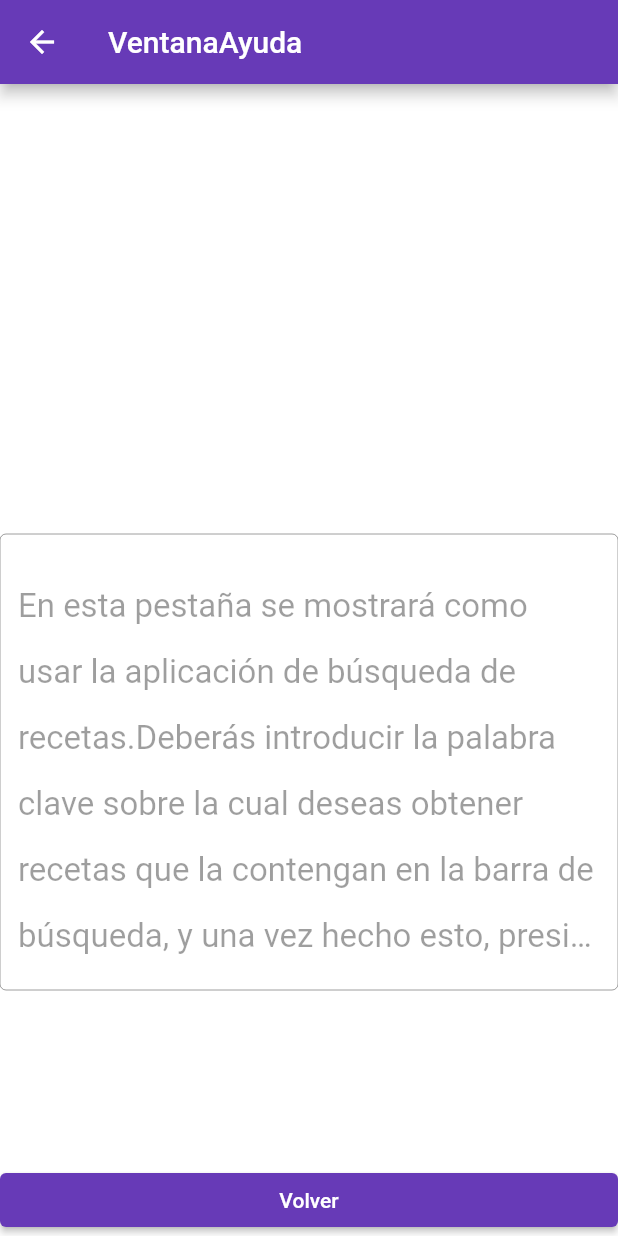
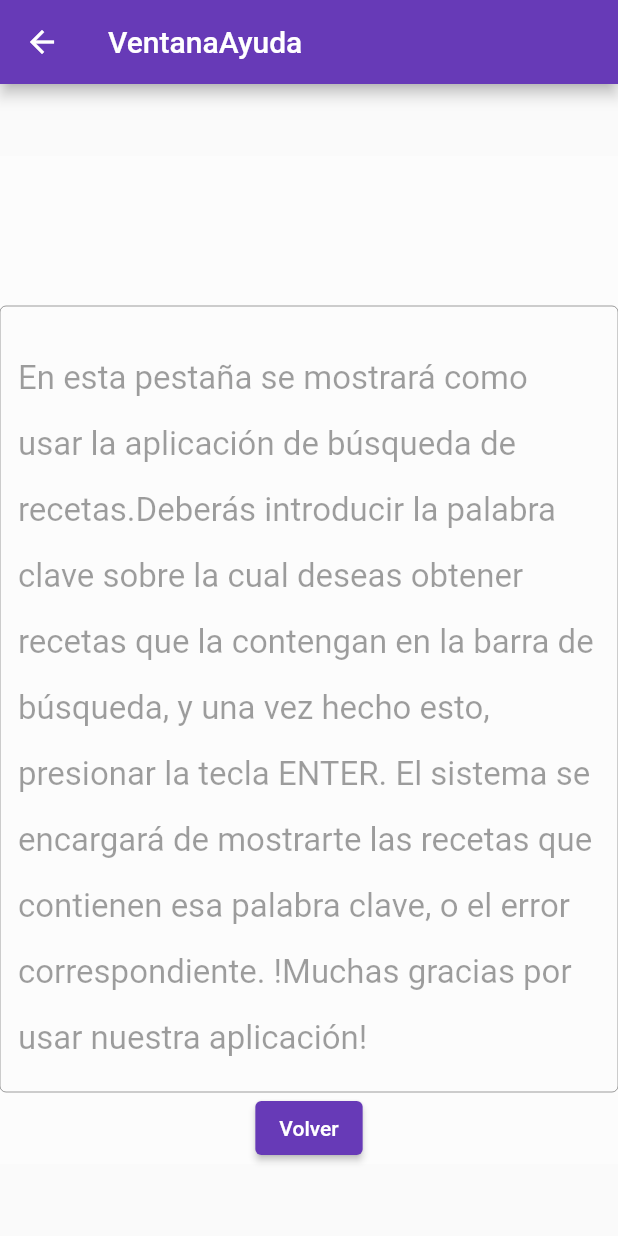
Before and after one commit to xxoel/IPM-Flutter, a Flutter app: the VentanaAyuda screen opened directly, on a phone screen of 412 x 824 dp. Run offline on Flutter 3.47's test engine with Material 2 defaults, Android fonts, the phone set to English and light mode, and no system bars; our stand-ins replace connectivity.

Commit message:
Scrolls y estetica

```diff
--- a/app_movil/lib/main.dart
+++ b/app_movil/lib/main.dart
@@ -81,9 +81,11 @@ class _MyHomePageState extends State<MyHomePage> {
           Padding(
             padding: const EdgeInsets.all(8.0),
            child: TextField(
-                style: const TextStyle(color: Colors.black,fontSize: 30),
-                controller: _text,
+               style: const TextStyle(color: Colors.black,fontSize: 30),
+               controller: _text,
                decoration: InputDecoration(
+                   filled: true,
+                   fillColor: Colors.white,
                    isDense: true,
                    errorText: _validate ? 'EL CAMPO NO PUEDE ESTAR VACIO' : null,
                    labelText: "Introduzca los datos",
--- a/app_movil/lib/ventanasHelpOpc.dart
+++ b/app_movil/lib/ventanasHelpOpc.dart
@@ -9,22 +9,21 @@ class VentanaAyuda extends StatelessWidget {
       appBar: AppBar(
         title: const Text('VentanaAyuda'),
       ),
-      body: Center(
+      body:Center(
           child:
           Container(
-              color: Colors.white,
+              color: Colors.white30,
               child:
-              Column(
-                crossAxisAlignment: CrossAxisAlignment.stretch,
+              SingleChildScrollView(child:Column(
+                crossAxisAlignment: CrossAxisAlignment.center,
                 children: [
                   const SizedBox(
-                    height: 300,
+                    height: 100,
                   ),
-                  const Expanded(
-                      child: SingleChildScrollView(child: TextField(
+                  const TextField(
                         enabled: false,
-                        maxLines: 6,
-                        minLines: 6,
+                        maxLines: 40,
+                        minLines: 1,
                         style: TextStyle(color:Colors.white,fontSize: 22,height: 2.0),
                         decoration: InputDecoration(
                             border: OutlineInputBorder(),
@@ -34,9 +33,7 @@ class VentanaAyuda extends StatelessWidget {
                                 'El sistema se encargará de mostrarte las recetas que contienen esa palabra clave, o el error '
                                 'correspondiente. !Muchas gracias por usar nuestra aplicación!'
                         ),
-                      )
-                      )
-                  ),
+                      ),
                   ElevatedButton(
                     onPressed: () {
                       Navigator.pop(context);
@@ -46,7 +43,7 @@ class VentanaAyuda extends StatelessWidget {
                 ],
               ))
       ),
-    )
+    ))
     ;
   }
 }
@@ -61,7 +58,7 @@ class VentanaOpciones extends StatelessWidget {
           foregroundColor: Colors.black87,
           title: const Text('VentanaOpciones'),
         ),
-        body: SingleChildScrollView(child:DecoratedBox(
+        body: SingleChildScrollView(child:Center(child:DecoratedBox(
             decoration: BoxDecoration(
               color: Colors.lightBlueAccent,
               border: Border.all(
@@ -72,19 +69,20 @@ class VentanaOpciones extends StatelessWidget {
             image: const DecorationImage(image:AssetImage('assets/espaguetis.png'),
                                          fit: BoxFit.cover),
             ),
-            child:Expanded(child:Center(
               child:Column(
+                mainAxisAlignment: MainAxisAlignment.spaceAround,
+                mainAxisSize: MainAxisSize.max,
                 children: [const TextField(
                     textAlign: TextAlign.center,
                     enabled: false,
-                    style: TextStyle(color:Colors.black87,fontSize: 20),
+                    style: TextStyle(color:Colors.black87,fontSize: 25),
                     decoration: InputDecoration(
                         border: OutlineInputBorder(),
                        hintText: 'Bienvenido a la pestaña de Opciones'
                     )
                 )
                 ,const SizedBox(
-                  height: 150,
+                  height: 100,
                 ),
                 Image.asset(
                     'assets/PinguinoAjustes.png',
@@ -92,7 +90,7 @@ class VentanaOpciones extends StatelessWidget {
                     height: 250,
                     fit: BoxFit.fill),
                 const SizedBox(
-                  height: 100,
+                  height: 50,
                 ),
                 SingleChildScrollView(
                     child:Row(
@@ -130,9 +128,9 @@ class VentanaOpciones extends StatelessWidget {
                             )
                           ],
                         ),
-                        ]))],
+                        ])),],
             )
         )
-    ))));
+    )));
   }
 }
```
Also changed, not shown: app_movil/lib/errors.dart (+33 -22 lines), app_movil/lib/ventanaBusqErronea.dart (+18 -5 lines).
